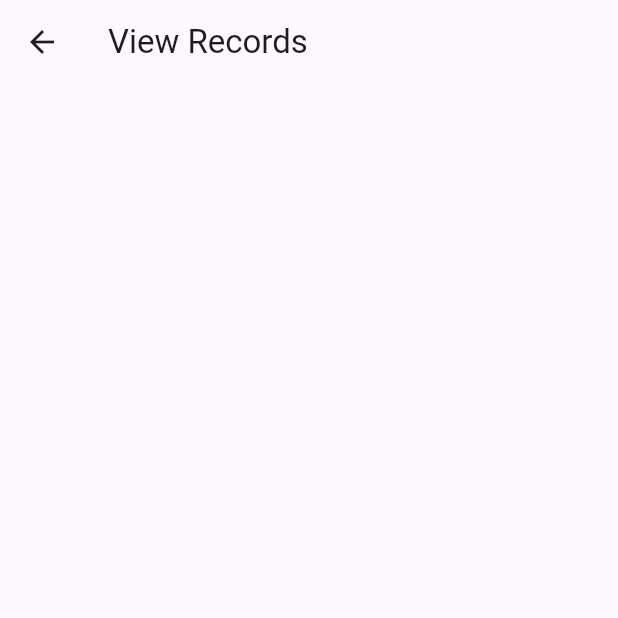
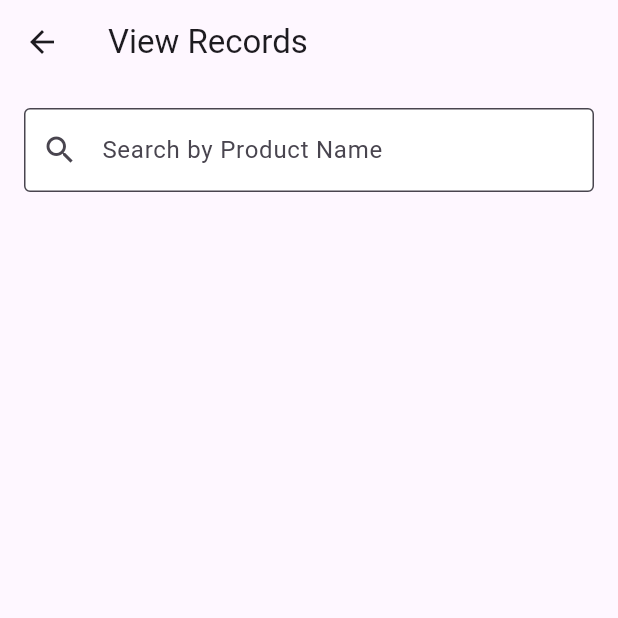
Before and after one commit to lvanshaw/App, a Flutter app: the screen it shows after launch, in the side drawer, after a tap on "View Records", on a phone screen of 412 x 824 dp, the top half of it. Run offline on Flutter 3.47's test engine with Material 3 defaults, Android fonts, the phone set to English and light mode, and no system bars; our stand-ins replace sqflite; accounts and stored records are empty.

Commit message:
added search option by product name

```diff
--- a/lib/main.dart
+++ b/lib/main.dart
@@ -13,6 +13,7 @@ class MyApp extends StatelessWidget {
     return ChangeNotifierProvider(
       create: (context) => ProductProvider(),
       child: MaterialApp(
+        debugShowCheckedModeBanner: false,
         title: 'Grocery Store Management',
         theme: ThemeData(
           primarySwatch: Colors.green,
--- a/lib/providers/product_provider.dart
+++ b/lib/providers/product_provider.dart
@@ -4,12 +4,32 @@ import '../database/database_helper.dart';
 
 class ProductProvider with ChangeNotifier {
   List<Product> _products = [];
+  List<Product> _filteredProducts = [];
   final DatabaseHelper _dbHelper = DatabaseHelper();
 
-  List<Product> get products => _products;
+   List<Product> get products => _filteredProducts.isNotEmpty ? _filteredProducts : _products;
 
   Future<void> loadProducts() async {
     _products = await _dbHelper.getProducts();
+    _filteredProducts = _products; // Initially show all products
+    notifyListeners();
+  }
+
+  void filterByCategory(String category) {
+    if (category.isEmpty) {
+      _filteredProducts = _products;
+    } else {
+      _filteredProducts = _products.where((product) => product.category == category).toList();
+    }
+    notifyListeners();
+  }
+
+  void searchByName(String query) {
+    if (query.isEmpty) {
+      _filteredProducts = _products; // Show all if query is empty
+    } else {
+      _filteredProducts = _products.where((product) => product.name.toLowerCase().contains(query.toLowerCase())).toList();
+    }
     notifyListeners();
   }
 
--- a/lib/screens/view_records_screen.dart
+++ b/lib/screens/view_records_screen.dart
@@ -3,7 +3,14 @@ import 'package:provider/provider.dart';
 import '../providers/product_provider.dart';
 import 'edit_product_screen.dart';
 
-class ViewRecordsScreen extends StatelessWidget {
+class ViewRecordsScreen extends StatefulWidget {
+  @override
+  _ViewRecordsScreenState createState() => _ViewRecordsScreenState();
+}
+
+class _ViewRecordsScreenState extends State<ViewRecordsScreen> {
+  String searchQuery = '';
+
   @override
   Widget build(BuildContext context) {
     return Scaffold(
@@ -18,24 +25,52 @@ class ViewRecordsScreen extends StatelessWidget {
           return Consumer<ProductProvider>(
             builder: (context, productProvider, child) {
               final products = productProvider.products;
-              return ListView.builder(
+
+              return SingleChildScrollView(
+                child: Column(
+                  children: [
+                    Padding(
+                      padding: const EdgeInsets.all(16.0),
+                      child: TextField(
+                        decoration: InputDecoration(
+                          labelText: 'Search by Product Name',
+                          border: OutlineInputBorder(),
+                          prefixIcon: Icon(Icons.search),
+                          filled: true,
+                          fillColor: Colors.white,
+                        ),
+                        onChanged: (value) {
+                          setState(() {
+                            searchQuery = value;
+                            productProvider.searchByName(searchQuery);
+                          });
+                        },
+                      ),
+                    ),
+                    ListView.builder(
                       itemCount: products.length,
+                      shrinkWrap: true, // Avoid overflow
+                      physics:
+                          NeverScrollableScrollPhysics(), // Disable scrolling in ListView
                       itemBuilder: (context, index) {
                         final product = products[index];
                         return Card(
-                    margin: EdgeInsets.symmetric(vertical: 8, horizontal: 16),
+                          margin:
+                              EdgeInsets.symmetric(vertical: 8, horizontal: 16),
                           child: Padding(
                             padding: const EdgeInsets.all(16.0),
                             child: Column(
                               crossAxisAlignment: CrossAxisAlignment.start,
                               children: [
                                 Row(
-                            mainAxisAlignment: MainAxisAlignment.spaceBetween,
+                                  mainAxisAlignment:
+                                      MainAxisAlignment.spaceBetween,
                                   children: [
                                     Text(
                                       product.name,
                                       style: TextStyle(
-                                    fontSize: 18, fontWeight: FontWeight.bold),
+                                          fontSize: 18,
+                                          fontWeight: FontWeight.bold),
                                     ),
                                     IconButton(
                                       icon: Icon(Icons.edit),
@@ -44,7 +79,8 @@ class ViewRecordsScreen extends StatelessWidget {
                                           context,
                                           MaterialPageRoute(
                                             builder: (context) =>
-                                          EditProductScreen(product: product),
+                                                EditProductScreen(
+                                                    product: product),
                                           ),
                                         );
                                       },
@@ -57,9 +93,10 @@ class ViewRecordsScreen extends StatelessWidget {
                                   "Weight and Price Details:",
                                   style: TextStyle(fontWeight: FontWeight.bold),
                                 ),
-                          ...product.weightPrices.map((weightPrice) => Padding(
-                                padding:
-                                    const EdgeInsets.symmetric(vertical: 4.0),
+                                ...product.weightPrices
+                                    .map((weightPrice) => Padding(
+                                          padding: const EdgeInsets.symmetric(
+                                              vertical: 4.0),
                                           child: Text(
                                             "Weight: ${weightPrice.weight}g - Price: \$${weightPrice.price}",
                                           ),
@@ -69,6 +106,9 @@ class ViewRecordsScreen extends StatelessWidget {
                           ),
                         );
                       },
+                    ),
+                  ],
+                ),
               );
             },
           );
```
Lines whose indentation alone changed are shown as unchanged.
